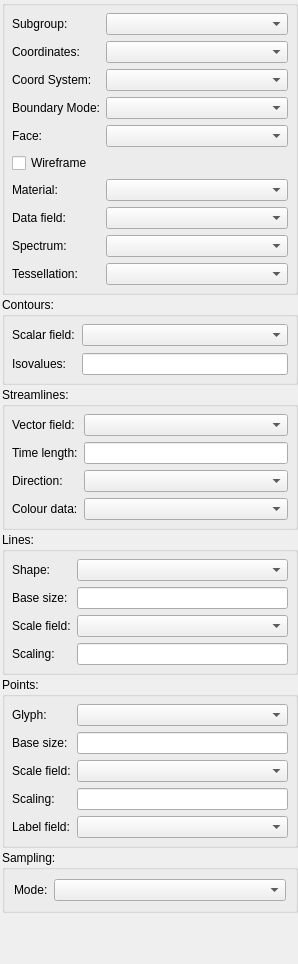
Above: res/designer/graphicseditorwidget.ui from hsorby/cmlibs.widgets before the change. Below: the same form after it.
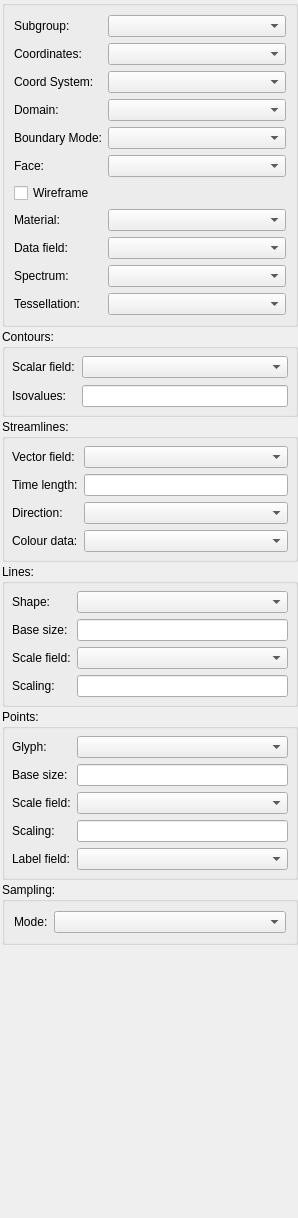
That is the form after the change. Custom widgets are drawn as their Qt base class.

Commit message: Refactor field editor, add Mesh Integral field to list of known fields.

What changed in the file:
```diff
--- a/res/designer/graphicseditorwidget.ui
+++ b/res/designer/graphicseditorwidget.ui
@@ -10,7 +10,7 @@
     <x>0</x>
     <y>0</y>
     <width>298</width>
-    <height>964</height>
+    <height>1218</height>
    </rect>
   </property>
   <property name="sizePolicy">
@@ -62,29 +62,24 @@
       <bool>false</bool>
      </property>
      <layout class="QFormLayout" name="formLayout_3">
-      <property name="fieldGrowthPolicy">
-       <enum>QFormLayout::AllNonFixedFieldsGrow</enum>
-      </property>
-      <property name="leftMargin">
-       <number>7</number>
-      </property>
-      <property name="topMargin">
-       <number>7</number>
-      </property>
-      <property name="rightMargin">
-       <number>7</number>
-      </property>
-      <property name="bottomMargin">
-       <number>7</number>
-      </property>
-      <item row="3" column="0">
+      <item row="0" column="0">
+       <widget class="QLabel" name="subgroup_field_label">
+        <property name="text">
+         <string>Subgroup:</string>
+        </property>
+       </widget>
+      </item>
+      <item row="0" column="1">
+       <widget class="FieldChooserWidget" name="subgroup_field_chooser"/>
+      </item>
+      <item row="2" column="0">
        <widget class="QLabel" name="coordinate_field_label">
         <property name="text">
          <string>Coordinates:</string>
         </property>
        </widget>
       </item>
-      <item row="3" column="1">
+      <item row="2" column="1">
        <widget class="FieldChooserWidget" name="coordinate_field_chooser">
         <property name="sizeAdjustPolicy">
          <enum>QComboBox::AdjustToContents</enum>
@@ -101,24 +96,31 @@
       <item row="4" column="1">
        <widget class="EnumerationChooserWidget" name="scenecoordinatesystem_chooser"/>
       </item>
-      <item row="5" column="0">
+      <item row="6" column="0">
+       <widget class="QLabel" name="domain_label">
+        <property name="text">
+         <string>Domain:</string>
+        </property>
+       </widget>
+      </item>
+      <item row="8" column="0">
        <widget class="QLabel" name="boundarymode_label">
         <property name="text">
          <string>Boundary Mode:</string>
         </property>
        </widget>
       </item>
-      <item row="5" column="1">
+      <item row="8" column="1">
        <widget class="EnumerationChooserWidget" name="boundarymode_chooser"/>
       </item>
-      <item row="6" column="0">
+      <item row="10" column="0">
        <widget class="QLabel" name="face_label">
         <property name="text">
          <string>Face:</string>
         </property>
        </widget>
       </item>
-      <item row="6" column="1">
+      <item row="10" column="1">
        <widget class="EnumerationChooserWidget" name="face_enumeration_chooser">
         <property name="sizePolicy">
          <sizepolicy hsizetype="Preferred" vsizetype="Preferred">
@@ -128,28 +130,35 @@
         </property>
        </widget>
       </item>
-      <item row="8" column="0">
+      <item row="12" column="0" colspan="2">
+       <widget class="QCheckBox" name="wireframe_checkbox">
+        <property name="text">
+         <string>Wireframe</string>
+        </property>
+       </widget>
+      </item>
+      <item row="13" column="0">
        <widget class="QLabel" name="material_label">
         <property name="text">
          <string>Material:</string>
         </property>
        </widget>
       </item>
-      <item row="8" column="1">
+      <item row="13" column="1">
        <widget class="MaterialChooserWidget" name="material_chooser">
         <property name="sizeAdjustPolicy">
          <enum>QComboBox::AdjustToContents</enum>
         </property>
        </widget>
       </item>
-      <item row="11" column="0">
+      <item row="15" column="0">
        <widget class="QLabel" name="data_field_label">
         <property name="text">
          <string>Data field:</string>
         </property>
        </widget>
       </item>
-      <item row="11" column="1">
+      <item row="15" column="1">
        <widget class="FieldChooserWidget" name="data_field_chooser">
         <property name="editable">
          <bool>false</bool>
@@ -159,42 +168,28 @@
         </property>
        </widget>
       </item>
-      <item row="12" column="0">
+      <item row="17" column="0">
        <widget class="QLabel" name="spectrum_label">
         <property name="text">
          <string>Spectrum:</string>
         </property>
        </widget>
       </item>
-      <item row="12" column="1">
+      <item row="17" column="1">
        <widget class="SpectrumChooserWidget" name="spectrum_chooser"/>
       </item>
-      <item row="7" column="0">
-       <widget class="QCheckBox" name="wireframe_checkbox">
-        <property name="text">
-         <string>Wireframe</string>
-        </property>
-       </widget>
-      </item>
-      <item row="13" column="1">
-       <widget class="TessellationChooserWidget" name="tessellation_chooser"/>
-      </item>
-      <item row="13" column="0">
+      <item row="19" column="0">
        <widget class="QLabel" name="tessellation_label">
         <property name="text">
          <string>Tessellation:</string>
         </property>
        </widget>
       </item>
-      <item row="2" column="0">
-       <widget class="QLabel" name="subgroup_field_label">
-        <property name="text">
-         <string>Subgroup:</string>
-        </property>
-       </widget>
+      <item row="19" column="1">
+       <widget class="TessellationChooserWidget" name="tessellation_chooser"/>
       </item>
-      <item row="2" column="1">
-       <widget class="FieldChooserWidget" name="subgroup_field_chooser"/>
+      <item row="6" column="1">
+       <widget class="EnumerationChooserWidget" name="domain_chooser"/>
       </item>
      </layout>
     </widget>
```
Left out of the diff: 70 changed lines with no effect on the pictures. The commit also changes 8 other files.
